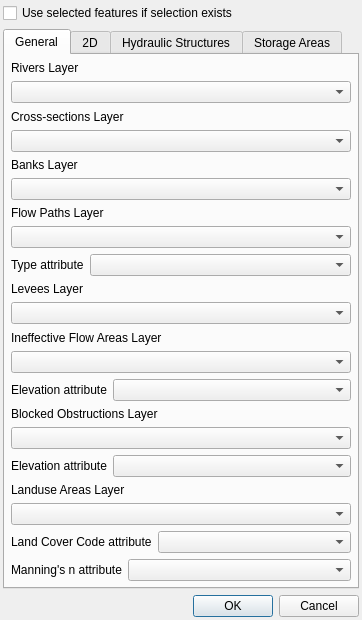
erpas/rgis, file rivergis/ui/ui_importDataIntoRasTables.ui: the form before one commit.
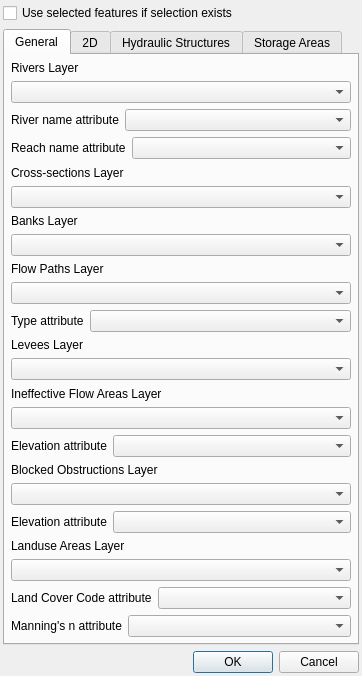
The form after the commit.

```diff
--- a/rivergis/ui/ui_importDataIntoRasTables.ui
+++ b/rivergis/ui/ui_importDataIntoRasTables.ui
@@ -7,7 +7,7 @@
     <x>0</x>
     <y>0</y>
     <width>362</width>
-    <height>610</height>
+    <height>648</height>
    </rect>
   </property>
   <property name="sizePolicy">
@@ -58,6 +58,54 @@
            </property>
           </widget>
          </item>
+         <item>
+          <layout class="QHBoxLayout" name="horizontalLayout_30">
+           <item>
+            <widget class="QLabel" name="label_35">
+             <property name="text">
+              <string>River name attribute</string>
+             </property>
+            </widget>
+           </item>
+           <item>
+            <widget class="QComboBox" name="cboRiverNameAttr">
+             <property name="sizePolicy">
+              <sizepolicy hsizetype="MinimumExpanding" vsizetype="Fixed">
+               <horstretch>0</horstretch>
+               <verstretch>0</verstretch>
+              </sizepolicy>
+             </property>
+            </widget>
+           </item>
+          </layout>
+         </item>
+         <item>
+          <layout class="QHBoxLayout" name="horizontalLayout_31">
+           <property name="topMargin">
+            <number>0</number>
+           </property>
+           <property name="bottomMargin">
+            <number>0</number>
+           </property>
+           <item>
+            <widget class="QLabel" name="label_36">
+             <property name="text">
+              <string>Reach name attribute</string>
+             </property>
+            </widget>
+           </item>
+           <item>
+            <widget class="QComboBox" name="cboReachNameAttr">
+             <property name="sizePolicy">
+              <sizepolicy hsizetype="MinimumExpanding" vsizetype="Fixed">
+               <horstretch>0</horstretch>
+               <verstretch>0</verstretch>
+              </sizepolicy>
+             </property>
+            </widget>
+           </item>
+          </layout>
+         </item>
          <item>
           <widget class="QLabel" name="label_2">
            <property name="locale">
```
